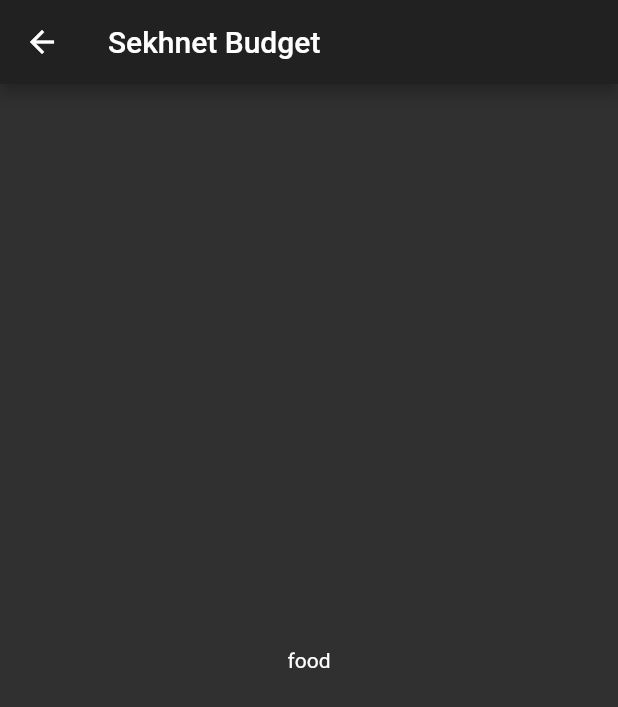
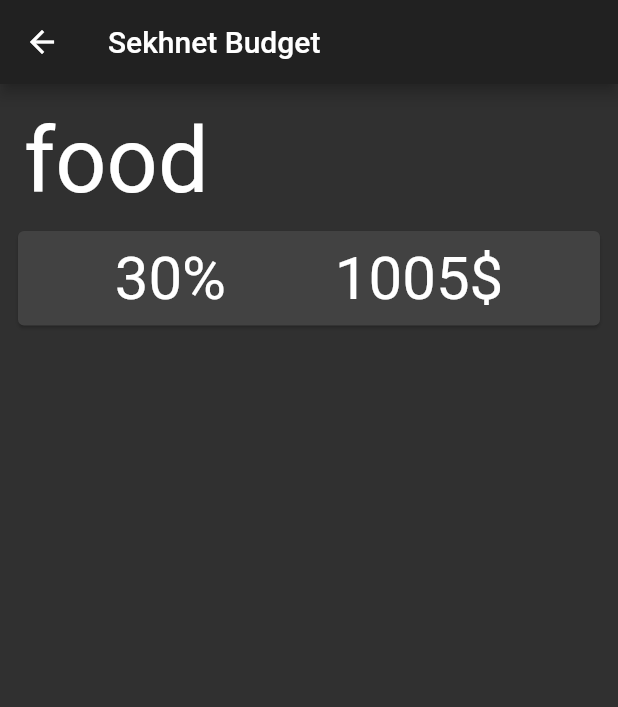
Before and after one commit to fargusplumdoodle/sekhnet-budget-client, a Flutter app: the screen it shows after launch, after a tap on "food", on a phone screen of 412 x 824 dp. Shown: the top 707 px of the screen. Run offline on Flutter 3.47's test engine with Material 2 defaults, Android fonts, the phone set to English and light mode, and no system bars.

Commit message:
layout now compatible with my narrow tall phone

```diff
--- a/lib/ui/screens/budget_detail.dart
+++ b/lib/ui/screens/budget_detail.dart
@@ -1,16 +1,54 @@
 import 'package:budget/model/budget.dart';
 import 'package:budget/ui/widgets/base.dart';
 import 'package:flutter/material.dart';
+import 'package:flutter/widgets.dart';
 
 class BudgetDetail extends StatelessWidget {
   static const routeName = 'budget_detail';
+  static const double h1 = 60;
+  static const double h2 = 40;
   @override
   Widget build(BuildContext context) {
     final BudgetModel budget = ModalRoute.of(context).settings.arguments;
 
     return Scaffold(
       appBar: Base.appBar(),
-      body: Center(child: Text(budget.name)),
+      body: Padding(
+        padding: const EdgeInsets.all(8.0),
+        child: Column(
+          children: [
+            Padding(
+              padding: const EdgeInsets.all(8.0),
+              child: Align(
+                alignment: Alignment.topLeft,
+                child: Text(
+                  budget.name,
+                  style: TextStyle(fontSize: h1),
+                ),
+              ),
+            ),
+            Card(
+                child: Row(
+              mainAxisAlignment: MainAxisAlignment.spaceEvenly,
+              children: [
+                Padding(
+                    padding: EdgeInsets.all(8),
+                    child: Text(
+                      '${budget.percentage}%',
+                      style: TextStyle(fontSize: h2),
+                    )),
+                Padding(
+                  padding: EdgeInsets.all(8),
+                  child: Text(
+                    '${budget.balance}\$',
+                    style: TextStyle(fontSize: h2),
+                  ),
+                )
+              ],
+            ))
+          ],
+        ),
+      ),
     );
   }
 }
--- a/lib/ui/screens/dashboard.dart
+++ b/lib/ui/screens/dashboard.dart
@@ -5,16 +5,18 @@ import 'package:flutter/cupertino.dart';
 import 'package:flutter/material.dart';
 
 var data = {
-  'total': 2500,
+  'total': 25000,
   'coast_time': 3,
   'debt': 5,
   'budgets': [
-    BudgetModel(1, 'food', 3000, 15, 9),
-    BudgetModel(2, 'housing', 1300, 12, 9),
-    BudgetModel(3, 'medical', 2440, 12, 9),
-    BudgetModel(4, 'savings', 3240, 12, 9),
+    BudgetModel(1, 'food', 30, 1005, 9),
+    BudgetModel(2, 'housing', 10, 12, 9),
+    BudgetModel(3, 'medical', 20, 102, 9),
+    BudgetModel(4, 'savings', 30, 1002, 9),
     BudgetModel(5, 'comic books', 3440, 12, 9),
-    BudgetModel(6, 'debt', 1240, 12, 9),
+    BudgetModel(6, 'debt', 12, 1200, 9),
+    BudgetModel(7, 'transportation', 3440, 12, 9),
+    BudgetModel(8, 'eyy', 12, 1200, 9),
   ]
 };
 
@@ -42,14 +44,14 @@ class Dashboard extends StatelessWidget {
                     child: ListTile(
                         title: Text(
                           'Dashboard',
-                          style: TextStyle(fontSize: 30),
+                          style: TextStyle(fontSize: 26),
                         ),
                         subtitle: Text(
                             'Coast time: ${data['coast_time']} months\nDebt: ${data['debt']}\$'))),
                 Expanded(
                     child: Text(
                   '${data["total"]}\$',
-                  style: TextStyle(fontSize: 54),
+                  style: TextStyle(fontSize: 46),
                 ))
               ],
             )),
```
